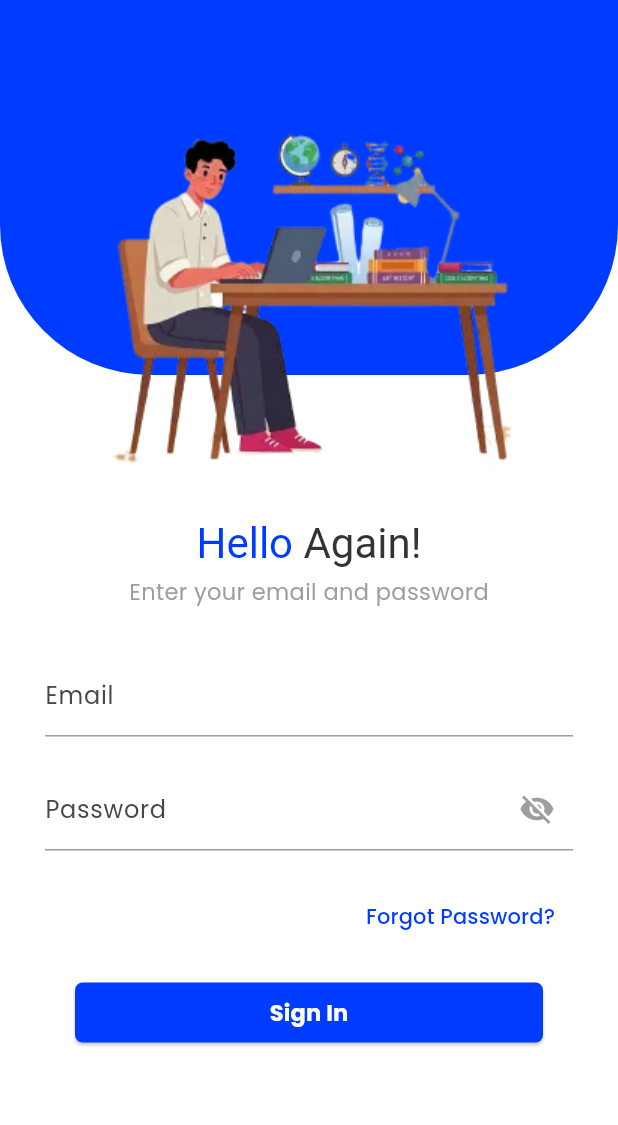
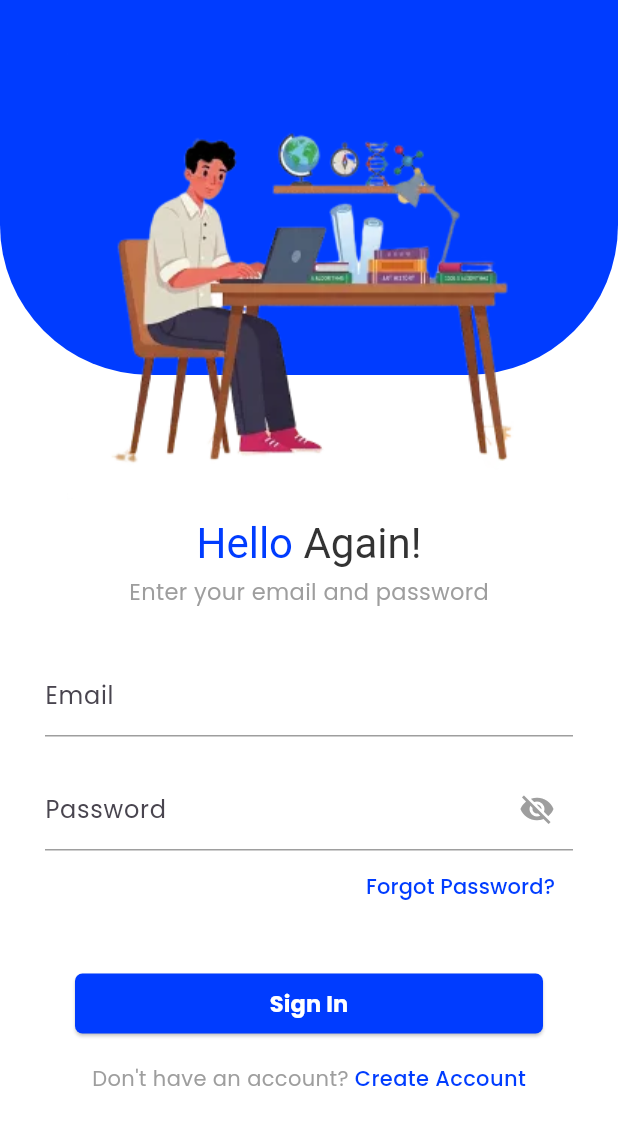
Before and after one commit to AthaNidianto/WoiBelajar, a Flutter app: the screen it shows after launch, on a phone screen of 412 x 824 dp. Shown: the top 1125 px of the screen. Run offline on Flutter 3.47's test engine with Material 3 defaults, Android fonts, the phone set to English and light mode, and no system bars.

Commit message:
update: add create acc to signinscreen

```diff
--- a/lib/screens/auth/sign_in_screen.dart
+++ b/lib/screens/auth/sign_in_screen.dart
@@ -133,7 +133,6 @@ class _SignInScreenState extends State<SignInScreen> {
                     ),
                   ),
 
-                  const SizedBox(height: 20),
 
                   Align(
                     alignment: Alignment.centerRight,
@@ -145,13 +144,34 @@ class _SignInScreenState extends State<SignInScreen> {
                       ),
                     ),
                   ),
-                  const SizedBox(height: 20),
+
+                  const SizedBox(height: 34),
 
                 CustomButton(text: 'Sign In', onPressed: () {}),
 
-                  const Row(
+                const SizedBox(height: 20),
+
+                  Row(
                     mainAxisAlignment: MainAxisAlignment.center,
-                    children: [],
+                    children: [
+                      Text(
+                        "Don't have an account? ",
+                        style: TextStyle(color: Colors.grey),
+
+                      ),
+                      GestureDetector(
+                        onTap: () {
+
+                        },
+                        child: Text(
+                          'Create Account',
+                          style: TextStyle(
+                            color: primaryBlue,
+                            fontWeight: FontWeight.w500,
+                          ),
+                        ),
+                      )
+                    ],
                   ),
                 ],
               ),
```
